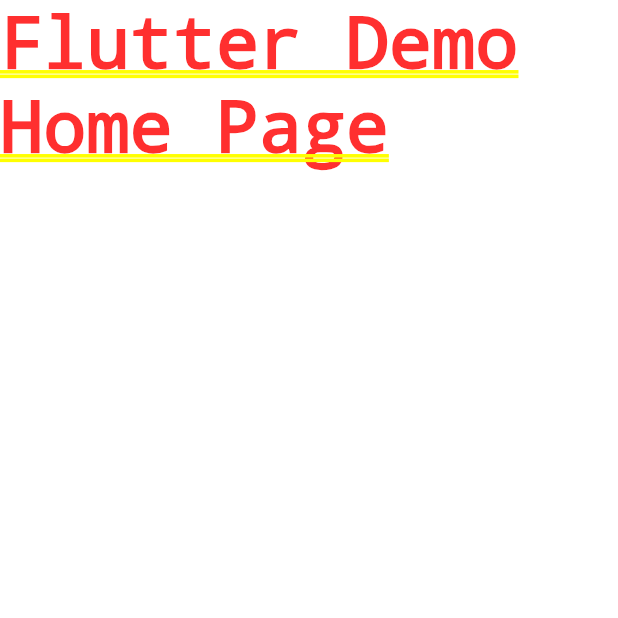
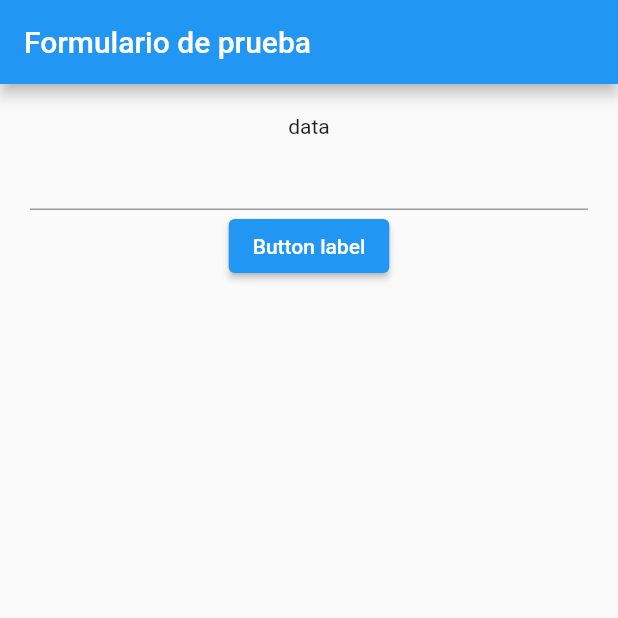
Before and after one commit to xavieracostapolo/flutter_form_validation, a Flutter app: the screen it shows after launch, on a phone screen of 412 x 824 dp, the top half of it. Run offline on Flutter 3.47's test engine with Material 2 defaults, Android fonts, the phone set to English and light mode, and no system bars.

Commit message:
Crear formulario principal

```diff
--- a/form_validation/lib/main.dart
+++ b/form_validation/lib/main.dart
@@ -1,4 +1,5 @@
 import 'package:flutter/material.dart';
+import 'package:form_validation/screens/form_screen.dart';
 
 void main() {
   runApp(const MyApp());
@@ -10,12 +11,13 @@ class MyApp extends StatelessWidget {
   @override
   Widget build(BuildContext context) {
     return MaterialApp(
+      debugShowCheckedModeBanner: false,
       title: 'Flutter Demo',
       theme: ThemeData(
         primarySwatch: Colors.blue,
-
+        visualDensity: VisualDensity.adaptivePlatformDensity
       ),
-      home: const Text('Flutter Demo Home Page'),
+      home: const FormScreen(),
     );
   }
 }
--- a/form_validation/lib/screens/form_screen.dart
+++ b/form_validation/lib/screens/form_screen.dart
@@ -0,0 +1,36 @@
+import 'package:flutter/material.dart';
+
+class FormScreen extends StatefulWidget {
+  const FormScreen({Key? key}) : super(key: key);
+
+  @override
+  State<FormScreen> createState() => _FormScreenState();
+}
+
+class _FormScreenState extends State<FormScreen> {
+  final _formKey = GlobalKey<FormState>();
+
+  @override
+  Widget build(BuildContext context) {
+    return Scaffold(
+      appBar: AppBar(
+        title: const Text('Formulario de prueba'),
+      ),
+      body: SafeArea(
+          child: Padding(
+        padding: const EdgeInsets.all(20),
+        child: Form(
+          key: _formKey,
+          child: Column(children: [
+            const Text('data'),
+            TextFormField(),
+            ElevatedButton(
+              child: const Text('Button label'),
+              onPressed: () {},
+            )
+          ]),
+        ),
+      )),
+    );
+  }
+}
```
